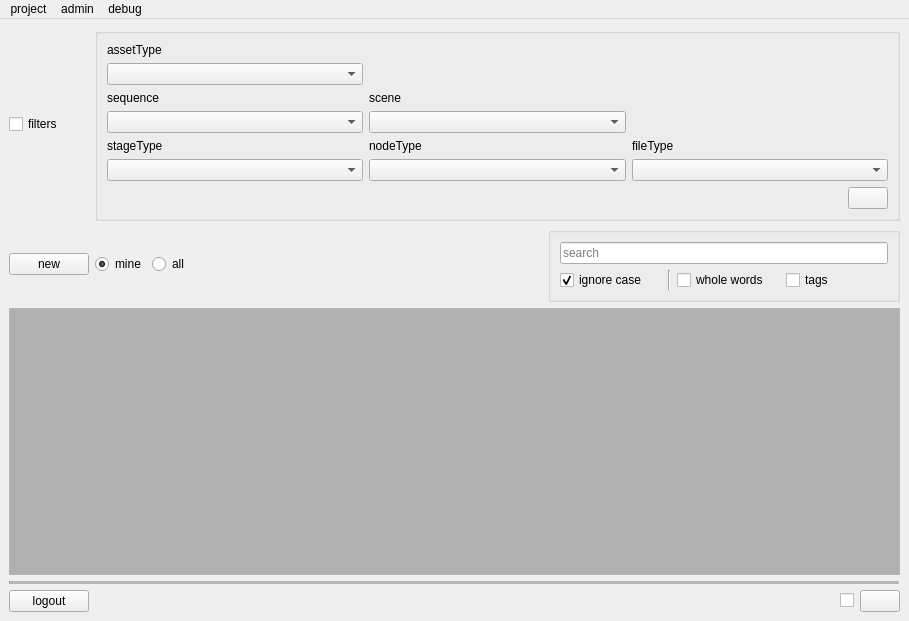
Before: the Qt Designer form rbhusUI/lib/rbhusPipeMainMod.ui in aumanimationstudios/rbhus, drawn with Qt 5.
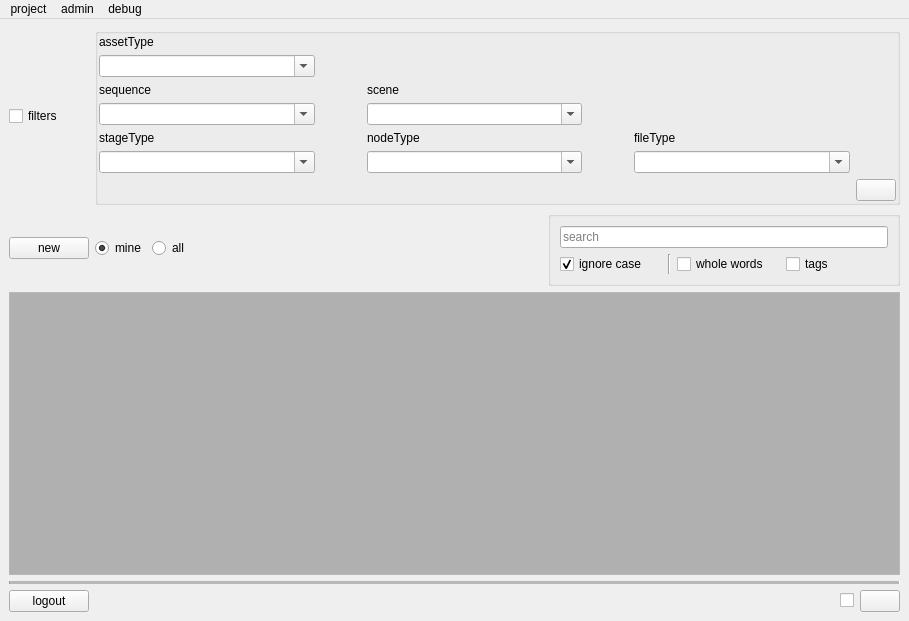
After: the same form once the commit is applied.

Commit message: get faster listing of assets

The edit to the form file:
```diff
--- a/rbhusUI/lib/rbhusPipeMainMod.ui
+++ b/rbhusUI/lib/rbhusPipeMainMod.ui
@@ -128,6 +128,9 @@
       <property name="sortingEnabled">
        <bool>true</bool>
       </property>
+      <property name="wordWrap">
+       <bool>false</bool>
+      </property>
       <attribute name="horizontalHeaderCascadingSectionResizes">
        <bool>true</bool>
       </attribute>
@@ -188,20 +191,45 @@
        <bool>false</bool>
       </property>
       <layout class="QGridLayout" name="gridLayout_2">
-       <item row="3" column="2">
-        <widget class="QLabel" name="labelSce">
+       <property name="margin">
+        <number>1</number>
+       </property>
+       <item row="6" column="3">
+        <widget class="QComboBox" name="comboNodeType">
+         <property name="sizePolicy">
+          <sizepolicy hsizetype="MinimumExpanding" vsizetype="Fixed">
+           <horstretch>0</horstretch>
+           <verstretch>0</verstretch>
+          </sizepolicy>
+         </property>
+         <property name="editable">
+          <bool>true</bool>
+         </property>
+         <property name="insertPolicy">
+          <enum>QComboBox::InsertAlphabetically</enum>
+         </property>
+        </widget>
+       </item>
+       <item row="4" column="3">
+        <widget class="QComboBox" name="comboScene">
+         <property name="sizePolicy">
+          <sizepolicy hsizetype="MinimumExpanding" vsizetype="Fixed">
+           <horstretch>0</horstretch>
+           <verstretch>0</verstretch>
+          </sizepolicy>
+         </property>
+         <property name="editable">
+          <bool>true</bool>
+         </property>
+         <property name="insertPolicy">
+          <enum>QComboBox::InsertAlphabetically</enum>
+         </property>
+        </widget>
+       </item>
+       <item row="5" column="3">
+        <widget class="QLabel" name="label_2">
          <property name="text">
-          <string>scene</string>
-         </property>
-        </widget>
-       </item>
-       <item row="4" column="1">
-        <widget class="QComboBox" name="comboSequence">
-         <property name="sizePolicy">
-          <sizepolicy hsizetype="MinimumExpanding" vsizetype="Fixed">
-           <horstretch>0</horstretch>
-           <verstretch>0</verstretch>
-          </sizepolicy>
+          <string>nodeType</string>
          </property>
         </widget>
        </item>
@@ -218,6 +246,22 @@
          </property>
         </widget>
        </item>
+       <item row="6" column="1">
+        <widget class="QComboBox" name="comboStageType">
+         <property name="sizePolicy">
+          <sizepolicy hsizetype="MinimumExpanding" vsizetype="Fixed">
+           <horstretch>0</horstretch>
+           <verstretch>0</verstretch>
+          </sizepolicy>
+         </property>
+         <property name="editable">
+          <bool>true</bool>
+         </property>
+         <property name="insertPolicy">
+          <enum>QComboBox::InsertAlphabetically</enum>
+         </property>
+        </widget>
+       </item>
        <item row="5" column="1">
         <widget class="QLabel" name="label">
          <property name="text">
@@ -225,61 +269,7 @@
          </property>
         </widget>
        </item>
-       <item row="5" column="2">
-        <widget class="QLabel" name="label_2">
-         <property name="text">
-          <string>nodeType</string>
-         </property>
-        </widget>
-       </item>
-       <item row="4" column="2">
-        <widget class="QComboBox" name="comboScene">
-         <property name="sizePolicy">
-          <sizepolicy hsizetype="MinimumExpanding" vsizetype="Fixed">
-           <horstretch>0</horstretch>
-           <verstretch>0</verstretch>
-          </sizepolicy>
-         </property>
-        </widget>
-       </item>
-       <item row="6" column="2">
-        <widget class="QComboBox" name="comboNodeType">
-         <property name="sizePolicy">
-          <sizepolicy hsizetype="MinimumExpanding" vsizetype="Fixed">
-           <horstretch>0</horstretch>
-           <verstretch>0</verstretch>
-          </sizepolicy>
-         </property>
-        </widget>
-       </item>
-       <item row="6" column="1">
-        <widget class="QComboBox" name="comboStageType">
-         <property name="sizePolicy">
-          <sizepolicy hsizetype="MinimumExpanding" vsizetype="Fixed">
-           <horstretch>0</horstretch>
-           <verstretch>0</verstretch>
-          </sizepolicy>
-         </property>
-        </widget>
-       </item>
-       <item row="2" column="1">
-        <widget class="QComboBox" name="comboAssType">
-         <property name="sizePolicy">
-          <sizepolicy hsizetype="MinimumExpanding" vsizetype="Fixed">
-           <horstretch>0</horstretch>
-           <verstretch>0</verstretch>
-          </sizepolicy>
-         </property>
-        </widget>
-       </item>
-       <item row="5" column="3">
-        <widget class="QLabel" name="labelFileType">
-         <property name="text">
-          <string>fileType</string>
-         </property>
-        </widget>
-       </item>
-       <item row="6" column="3">
+       <item row="6" column="5">
         <widget class="QComboBox" name="comboFileType">
          <property name="sizePolicy">
           <sizepolicy hsizetype="MinimumExpanding" vsizetype="Fixed">
@@ -287,6 +277,41 @@
            <verstretch>0</verstretch>
           </sizepolicy>
          </property>
+         <property name="editable">
+          <bool>true</bool>
+         </property>
+         <property name="insertPolicy">
+          <enum>QComboBox::InsertAlphabetically</enum>
+         </property>
+         <property name="duplicatesEnabled">
+          <bool>false</bool>
+         </property>
+         <property name="frame">
+          <bool>true</bool>
+         </property>
+        </widget>
+       </item>
+       <item row="3" column="3">
+        <widget class="QLabel" name="labelSce">
+         <property name="text">
+          <string>scene</string>
+         </property>
+        </widget>
+       </item>
+       <item row="4" column="1">
+        <widget class="QComboBox" name="comboSequence">
+         <property name="sizePolicy">
+          <sizepolicy hsizetype="MinimumExpanding" vsizetype="Fixed">
+           <horstretch>0</horstretch>
+           <verstretch>0</verstretch>
+          </sizepolicy>
+         </property>
+         <property name="editable">
+          <bool>true</bool>
+         </property>
+         <property name="insertPolicy">
+          <enum>QComboBox::InsertAlphabetically</enum>
+         </property>
         </widget>
        </item>
        <item row="3" column="1">
@@ -296,7 +321,123 @@
          </property>
         </widget>
        </item>
-       <item row="7" column="3">
+       <item row="5" column="5">
+        <widget class="QLabel" name="labelFileType">
+         <property name="text">
+          <string>fileType</string>
+         </property>
+        </widget>
+       </item>
+       <item row="4" column="4">
+        <widget class="QPushButton" name="pushResetScene">
+         <property name="sizePolicy">
+          <sizepolicy hsizetype="Fixed" vsizetype="Fixed">
+           <horstretch>0</horstretch>
+           <verstretch>0</verstretch>
+          </sizepolicy>
+         </property>
+         <property name="text">
+          <string/>
+         </property>
+         <property name="flat">
+          <bool>true</bool>
+         </property>
+        </widget>
+       </item>
+       <item row="2" column="1">
+        <widget class="QComboBox" name="comboAssType">
+         <property name="sizePolicy">
+          <sizepolicy hsizetype="MinimumExpanding" vsizetype="Fixed">
+           <horstretch>0</horstretch>
+           <verstretch>0</verstretch>
+          </sizepolicy>
+         </property>
+         <property name="editable">
+          <bool>true</bool>
+         </property>
+         <property name="insertPolicy">
+          <enum>QComboBox::InsertAlphabetically</enum>
+         </property>
+        </widget>
+       </item>
+       <item row="4" column="2">
+        <widget class="QPushButton" name="pushResetSeq">
+         <property name="sizePolicy">
+          <sizepolicy hsizetype="Fixed" vsizetype="Fixed">
+           <horstretch>0</horstretch>
+           <verstretch>0</verstretch>
+          </sizepolicy>
+         </property>
+         <property name="text">
+          <string/>
+         </property>
+         <property name="flat">
+          <bool>true</bool>
+         </property>
+        </widget>
+       </item>
+       <item row="2" column="2">
+        <widget class="QPushButton" name="pushResetAsset">
+         <property name="sizePolicy">
+          <sizepolicy hsizetype="Fixed" vsizetype="Fixed">
+           <horstretch>0</horstretch>
+           <verstretch>0</verstretch>
+          </sizepolicy>
+         </property>
+         <property name="flat">
+          <bool>true</bool>
+         </property>
+        </widget>
+       </item>
+       <item row="6" column="2">
+        <widget class="QPushButton" name="pushResetStage">
+         <property name="sizePolicy">
+          <sizepolicy hsizetype="Fixed" vsizetype="Fixed">
+           <horstretch>0</horstretch>
+           <verstretch>0</verstretch>
+          </sizepolicy>
+         </property>
+         <property name="text">
+          <string/>
+         </property>
+         <property name="flat">
+          <bool>true</bool>
+         </property>
+        </widget>
+       </item>
+       <item row="6" column="4">
+        <widget class="QPushButton" name="pushResetNode">
+         <property name="sizePolicy">
+          <sizepolicy hsizetype="Fixed" vsizetype="Fixed">
+           <horstretch>0</horstretch>
+           <verstretch>0</verstretch>
+          </sizepolicy>
+         </property>
+         <property name="text">
+          <string/>
+         </property>
+         <property name="flat">
+          <bool>true</bool>
+         </property>
+        </widget>
+       </item>
+       <item row="6" column="6">
+        <widget class="QPushButton" name="pushResetFile">
+         <property name="sizePolicy">
+          <sizepolicy hsizetype="Fixed" vsizetype="Fixed">
+           <horstretch>0</horstretch>
+           <verstretch>0</verstretch>
+          </sizepolicy>
+         </property>
+         <property name="text">
+          <string/>
+         </property>
+         <property name="flat">
+          <bool>true</bool>
+         </property>
+        </widget>
+       </item>
+       <item row="7" column="5" colspan="2">
         <layout class="QHBoxLayout" name="horizontalLayout_2">
          <property name="sizeConstraint">
           <enum>QLayout::SetDefaultConstraint</enum>
```
The commit also changes 12 other files.
